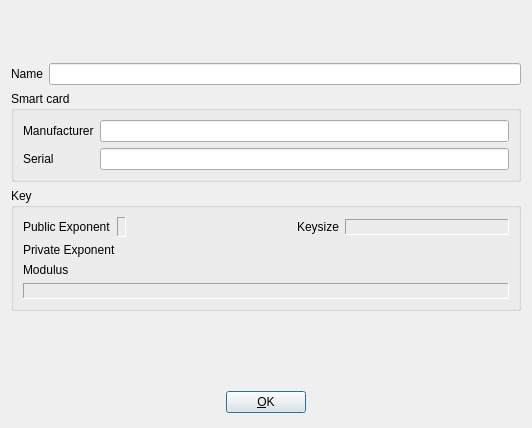
Above: ui/KeyDetail.ui from chris2511/xca before the change. Below: the same form after it.
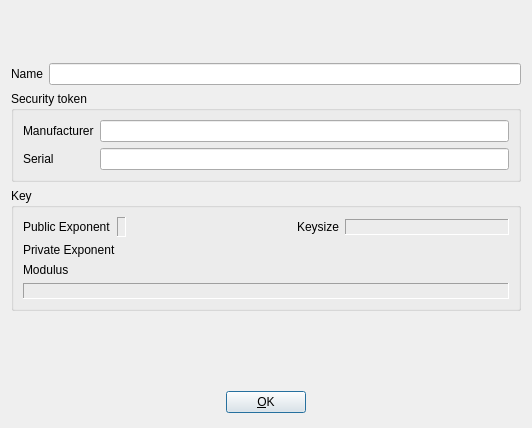
That is the form after the change. Custom widgets are drawn as their Qt base class.

Commit message:
add new Token-features
- replace occurances of "Smart Card" by "Token"
 - Support for creating keys on a token
 - Store existing keys on a token
 - delete keys and certs from a token
 - update docs

```diff
--- a/ui/KeyDetail.ui
+++ b/ui/KeyDetail.ui
@@ -110,7 +110,7 @@
    <item>
     <widget class="QGroupBox" name="cardBox">
      <property name="title">
-      <string>Smart card</string>
+      <string>Security token</string>
      </property>
      <layout class="QGridLayout" name="gridLayout">
       <item row="0" column="0">
```
The commit also changes 33 other files.
